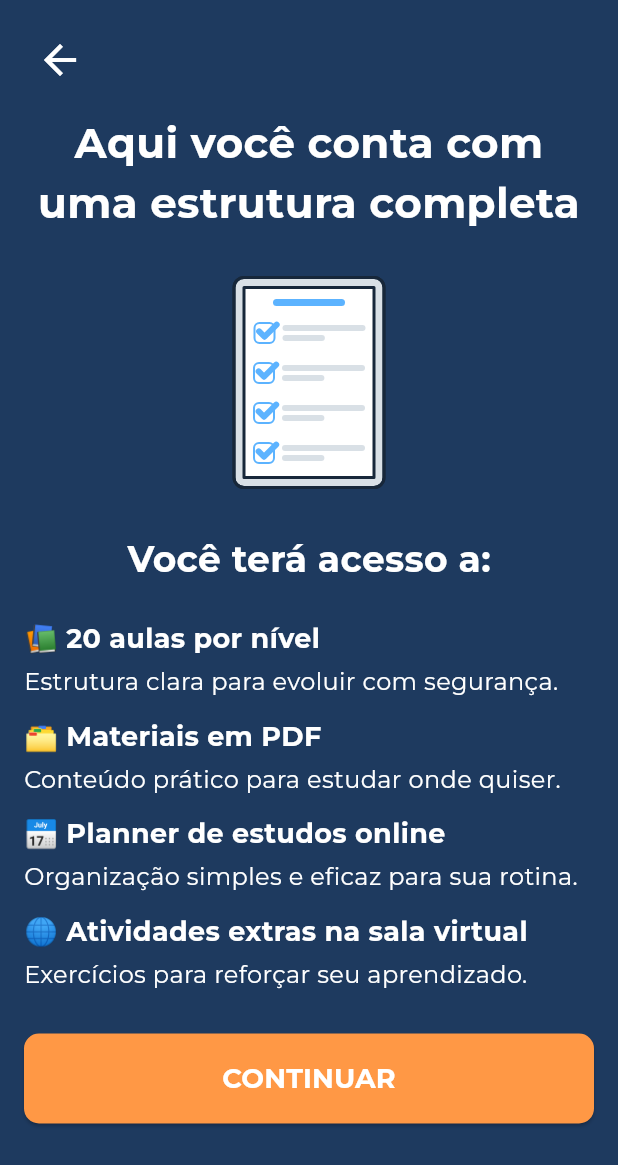
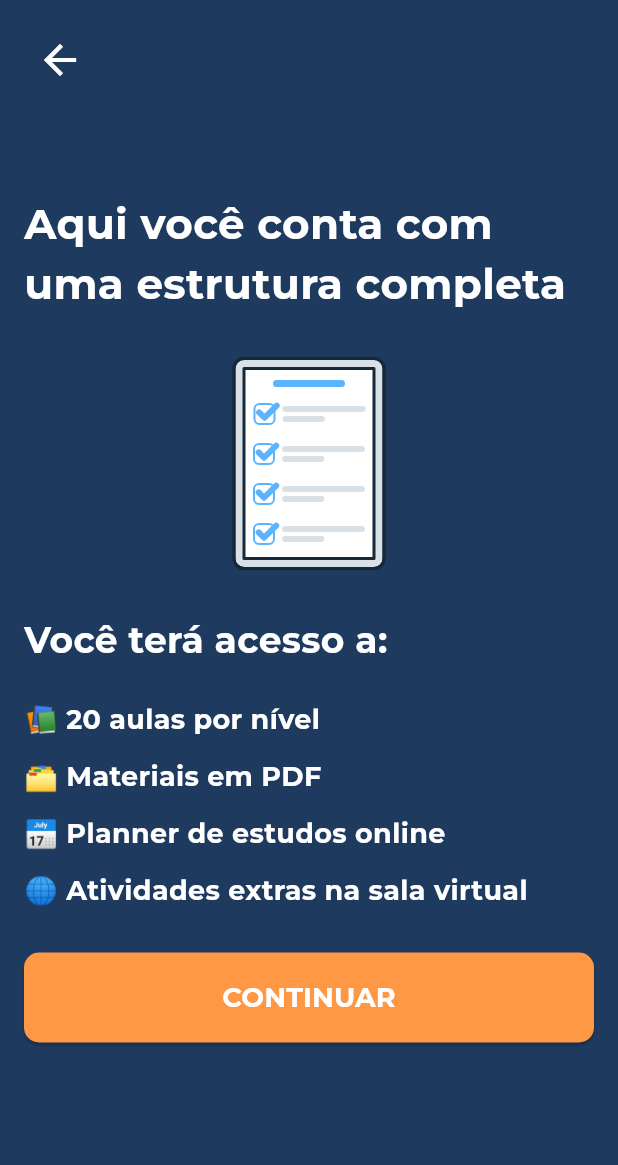
Before and after one commit to Segatti/dibs_flutter, a Flutter app: the _TelaEstrutura widget shown alone on an empty page, opened directly with empty values, on a phone screen of 412 x 824 dp. Shown: the top 1165 px of the screen. Run offline on Flutter 3.47's test engine with Material 3 defaults, Android fonts, the phone set to English and light mode, and no system bars; our stand-ins replace flutter_svg, gap, google_fonts, lottie, lucide_icons, styled_text and 1 more.

Commit message:
fix: final fixes

```diff
--- a/lib/main.dart
+++ b/lib/main.dart
@@ -488,25 +488,18 @@ class _TelaNomeState extends State<_TelaNome> {
             crossAxisAlignment: CrossAxisAlignment.start,
             children: [
               Text(
-                'Sua fluência em inglês\ncomeça aqui.',
+                'Sua fluência em inglês\ncomeça aqui',
                 style: GoogleFonts.montserrat(
                   fontSize: ResponsiveUtils.getResponsiveTitleFontSize(context,
                       mobile: 36, tablet: 40, desktop: 60),
                   fontWeight: FontWeight.bold,
                   color: AppColor.primary,
                   height: 1,
-                  shadows: [
-                    Shadow(
-                      color: Colors.black.withValues(alpha: .4),
-                      offset: const Offset(3, 3),
-                      blurRadius: 0,
-                    ),
-                  ],
                 ),
               ),
               const SizedBox(height: 8),
               Text(
-                'Nos diga como prefere aprender e nós te conectamos com a turma certa para você.',
+                'Nos diga como você prefere aprender e nós te conectamos com a turma certa',
                 style: GoogleFonts.montserrat(
                   fontSize: ResponsiveUtils.getResponsiveFontSize(context,
                       mobile: 16, tablet: 17, desktop: 18),
@@ -631,9 +624,9 @@ class _TelaMetodologia extends StatelessWidget {
                 children: [
                   Text(
                     isMobile
-                        ? 'Na Dibs, aprender inglês não é sobre decorar regras ou repetir frases prontas.'
-                        : 'Na Dibs, aprender inglês não é sobre\ndecorar regras ou repetir frases prontas.',
-                    textAlign: TextAlign.justify,
+                        ? 'Na Dibs, aprender inglês não é sobre decorar regras ou repetir frases prontas'
+                        : 'Na Dibs, aprender inglês não é sobre\ndecorar regras ou repetir frases prontas',
+                    textAlign: TextAlign.left,
                     style: GoogleFonts.montserrat(
                       height: 1,
                       fontSize: ResponsiveUtils.getResponsiveTitleFontSize(
@@ -780,12 +773,12 @@ class _TelaEstrutura extends StatelessWidget {
   Widget _buildMobileLayout(BuildContext context) {
     return SingleChildScrollView(
       child: Column(
-        crossAxisAlignment: CrossAxisAlignment.center,
+        crossAxisAlignment: CrossAxisAlignment.start,
         mainAxisSize: MainAxisSize.min,
         children: [
           Text(
             'Aqui você conta com uma estrutura completa',
-            textAlign: TextAlign.center,
+            textAlign: TextAlign.left,
             style: GoogleFonts.montserrat(
               fontSize: ResponsiveUtils.getResponsiveTitleFontSize(context,
                   mobile: 28, tablet: 32, desktop: 40),
@@ -794,7 +787,8 @@ class _TelaEstrutura extends StatelessWidget {
             ),
           ),
           // const SizedBox(height: 32),
-          SizedBox(
+          Center(
+            child: SizedBox(
               width: 200,
               height: 200,
               child: Lottie.asset(
@@ -803,6 +797,7 @@ class _TelaEstrutura extends StatelessWidget {
                 addRepaintBoundary: true,
               ),
             ),
+          ),
           // const SizedBox(height: 32),
           Text(
             'Você terá acesso a:',
@@ -816,19 +811,19 @@ class _TelaEstrutura extends StatelessWidget {
           const SizedBox(height: 24),
           _beneficio(
             '📚 20 aulas por nível',
-            'Estrutura clara para evoluir com segurança.',
+            '',
           ),
           _beneficio(
             '🗂️ Materiais em PDF',
-            'Conteúdo prático para estudar onde quiser.',
+            '',
           ),
           _beneficio(
             '📅 Planner de estudos online',
-            'Organização simples e eficaz para sua rotina.',
+            '',
           ),
           _beneficio(
             '🌐 Atividades extras na sala virtual',
-            'Exercícios para reforçar seu aprendizado.',
+            '',
           ),
           const SizedBox(height: 16),
           SizedBox(
@@ -984,7 +979,8 @@ class _TelaEstrutura extends StatelessWidget {
               ),
             ],
           ),
-          const Gap(4),
+          if (subtitulo.isNotEmpty) const Gap(4),
+          if (subtitulo.isNotEmpty)
             Row(
               children: [
                 Expanded(
@@ -1363,6 +1359,7 @@ class _TelaExperienciaState extends State<_TelaExperiencia> {
     'Nunca estudei',
     'Sim, mas parei',
     'Estou estudando no momento',
+    'Não tenho experiência nenhuma',
   ];
 
   @override
@@ -1753,7 +1750,7 @@ class _TelaNivelState extends State<_TelaNivel> {
         mainAxisSize: MainAxisSize.min,
         children: [
           Text(
-            'Qual é o seu nível de conversação?',
+            'Do Básico ao Avançado, cada nível é um degrau rumo a fluência',
             style: GoogleFonts.montserrat(
               fontSize: ResponsiveUtils.getResponsiveTitleFontSize(context,
                   mobile: 28, tablet: 32, desktop: 40),
@@ -1857,7 +1854,7 @@ class _TelaNivelState extends State<_TelaNivel> {
               mainAxisSize: MainAxisSize.min,
               children: [
                 Text(
-                  'Qual é o seu nível de conversação?',
+                  'Do Básico ao Avançado, cada nível é um degrau rumo a fluência',
                   style: GoogleFonts.montserrat(
                     fontSize: ResponsiveUtils.getResponsiveTitleFontSize(
                         context,
@@ -2114,6 +2111,7 @@ class _TelaDificuldadeState extends State<_TelaDificuldade> {
     'Tenho vergonha de errar',
     'Faltam palavras na hora de falar',
     'Não tenho dificuldade',
+    'Outros',
   ];
 
   @override
@@ -2873,7 +2871,7 @@ class _TelaPlanoState extends State<_TelaPlano> {
         mainAxisSize: MainAxisSize.min,
         children: [
           Text(
-            'Cada formato tem seu valor. E todos funcionam',
+            'Cada formato tem o seu valor, e todos funcionam',
             style: GoogleFonts.montserrat(
               fontSize: ResponsiveUtils.getResponsiveTitleFontSize(context,
                   mobile: 28, tablet: 32, desktop: 40),
@@ -2976,7 +2974,7 @@ class _TelaPlanoState extends State<_TelaPlano> {
               mainAxisSize: MainAxisSize.min,
               children: [
                 Text(
-                  'Cada formato tem seu valor. E todos funcionam',
+                  'Cada formato tem o seu valor, e todos funcionam',
                   style: GoogleFonts.montserrat(
                     fontSize: ResponsiveUtils.getResponsiveTitleFontSize(
                         context,
@@ -3780,7 +3778,7 @@ class _TelaFinalState extends State<_TelaFinal> {
             ),
             const SizedBox(height: 32),
             Text(
-              'Agora é só dar o próximo passo. O nosso time já está pronto para receber você! ✨',
+              'Agora é só dar o próximo passo.\nO nosso time já está pronto para receber você! ✨',
               style: GoogleFonts.montserrat(
                 fontSize: ResponsiveUtils.getResponsiveTitleFontSize(context,
                     mobile: 20, tablet: 24, desktop: 32),
@@ -3878,7 +3876,7 @@ class _TelaFinalState extends State<_TelaFinal> {
               ),
               const SizedBox(height: 80),
               Text(
-                'Agora é só dar o próximo passo. O nosso time já está pronto para receber você! ✨',
+                'Agora é só dar o próximo passo.\nO nosso time já está pronto para receber você! ✨',
                 style: GoogleFonts.montserrat(
                   fontSize: ResponsiveUtils.getResponsiveTitleFontSize(context,
                       mobile: 20, tablet: 24, desktop: 32),
--- a/pubspec.yaml
+++ b/pubspec.yaml
@@ -16,7 +16,7 @@ publish_to: 'none' # Remove this line if you wish to publish to pub.dev
 # https://developer.apple.com/library/archive/documentation/General/Reference/InfoPlistKeyReference/Articles/CoreFoundationKeys.html
 # In Windows, build-name is used as the major, minor, and patch parts
 # of the product and file versions while build-number is used as the build suffix.
-version: 2.0.3+9
+version: 2.0.4+10
 
 environment:
   sdk: ^3.5.3
```
Also changed, not shown: pubspec.lock. Lines whose indentation alone changed are shown as unchanged.
